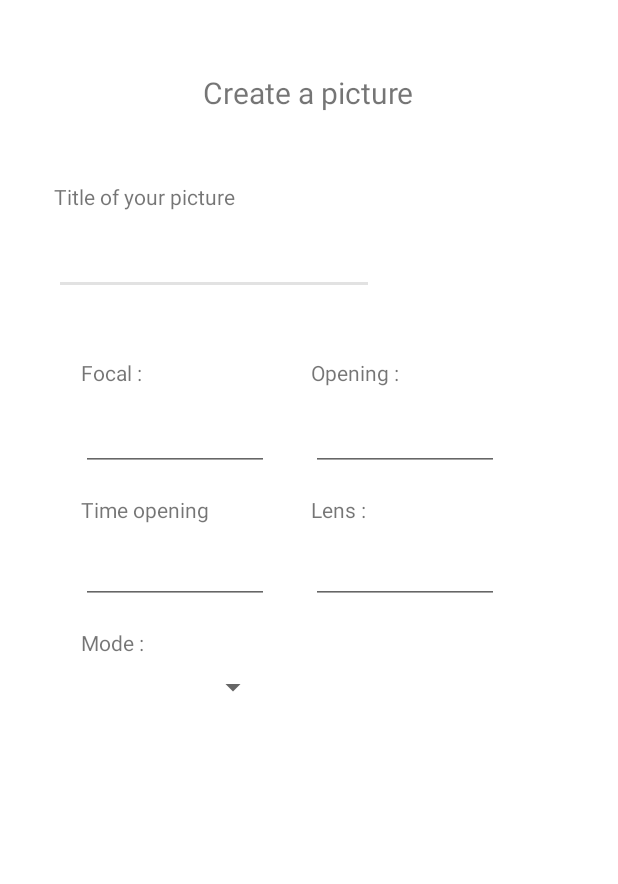
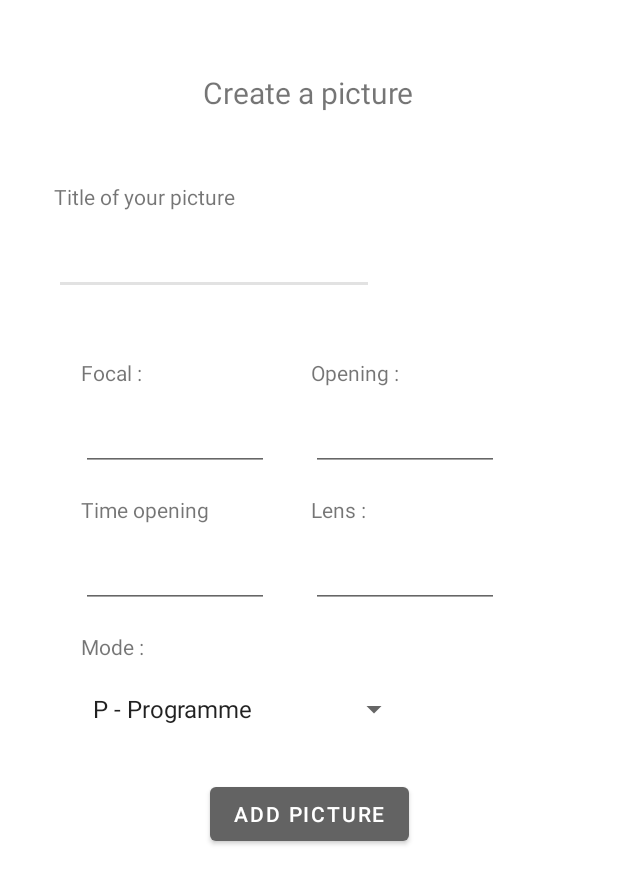
Before and after one commit to Arthur150/FDBSilverFilm, an Android app: the screen it shows after launch (AddPictureActivity), on a phone screen of 412 x 824 dp. Shown: the top 884 px of the screen. Run offline under Robolectric (Android 15) with nearby library versions, the phone set to English and light mode, and no system bars; our stand-ins replace Room's generated code.

Commit message:
Add spinner and find view

```diff
--- a/app/src/main/java/com/example/fdbsilverfilm/view/AddPictureActivity.kt
+++ b/app/src/main/java/com/example/fdbsilverfilm/view/AddPictureActivity.kt
@@ -2,11 +2,36 @@ package com.example.fdbsilverfilm.view
 
 import androidx.appcompat.app.AppCompatActivity
 import android.os.Bundle
+import android.widget.ArrayAdapter
+import android.widget.Button
+import android.widget.EditText
+import android.widget.Spinner
 import com.example.fdbsilverfilm.R
 
 class AddPictureActivity : AppCompatActivity() {
     override fun onCreate(savedInstanceState: Bundle?) {
         super.onCreate(savedInstanceState)
         setContentView(R.layout.activity_add_picture)
+
+
+        val focal = findViewById<EditText>(R.id.addPictureFocal)
+        val lens = findViewById<EditText>(R.id.addPictureLens)
+        val modeSpinner = findViewById<Spinner>(R.id.addPictureMode)
+        val opening = findViewById<EditText>(R.id.addPictureOpening)
+        val time = findViewById<EditText>(R.id.addPictureTime)
+        val title = findViewById<EditText>(R.id.addPictureTitle)
+
+        val button = findViewById<Button>(R.id.addPictureButton)
+
+
+
+        ArrayAdapter.createFromResource(
+            this,
+            R.array.picture_mode,
+            android.R.layout.simple_spinner_item
+        ).also { adapter ->
+            adapter.setDropDownViewResource(android.R.layout.simple_spinner_dropdown_item)
+            modeSpinner.adapter = adapter
+        }
     }
 }
--- a/app/src/main/res/layout/activity_add_picture.xml
+++ b/app/src/main/res/layout/activity_add_picture.xml
@@ -54,6 +54,7 @@
     </androidx.constraintlayout.widget.ConstraintLayout>
 
     <androidx.constraintlayout.widget.ConstraintLayout
+        android:id="@+id/constraintLayout3"
         android:layout_width="0dp"
         android:layout_height="280dp"
         android:layout_marginTop="16dp"
@@ -123,6 +124,7 @@
             android:layout_marginTop="8dp"
             android:ems="10"
             android:inputType="number"
+            android:minHeight="48dp"
             app:layout_constraintStart_toStartOf="@+id/addPictureTimeLabel"
             app:layout_constraintTop_toBottomOf="@+id/addPictureTimeLabel" />
 
@@ -142,14 +144,16 @@
             android:layout_marginTop="8dp"
             android:ems="10"
             android:inputType="number"
+            android:minHeight="48dp"
             app:layout_constraintStart_toStartOf="@+id/textView3"
             app:layout_constraintTop_toBottomOf="@+id/textView3" />
 
         <Spinner
             android:id="@+id/addPictureMode"
-            android:layout_width="125dp"
+            android:layout_width="wrap_content"
             android:layout_height="wrap_content"
             android:layout_marginTop="8dp"
+            android:minHeight="48dp"
             app:layout_constraintStart_toStartOf="@+id/addPictureModeLabel"
             app:layout_constraintTop_toBottomOf="@+id/addPictureModeLabel" />
 
@@ -165,5 +169,15 @@
 
     </androidx.constraintlayout.widget.ConstraintLayout>
 
+    <Button
+        android:id="@+id/addPictureButton"
+        android:layout_width="wrap_content"
+        android:layout_height="wrap_content"
+        android:layout_marginTop="16dp"
+        android:text="@string/add_picture"
+        app:layout_constraintEnd_toEndOf="parent"
+        app:layout_constraintStart_toStartOf="parent"
+        app:layout_constraintTop_toBottomOf="@+id/constraintLayout3" />
+
 
 </androidx.constraintlayout.widget.ConstraintLayout>
--- a/app/src/main/res/values/strings.xml
+++ b/app/src/main/res/values/strings.xml
@@ -31,4 +31,18 @@
     <string name="camera_configuration">Camera configuration</string>
     <string name="focal">Focal</string>
     <string name="opening">Opening</string>
+    <string name="add_picture">Add picture</string>
+
+
+    <string name="mode_picture_p">P - Programme </string>
+    <string name="mode_picture_a">A - Priority to Opening</string>
+    <string name="mode_picture_s">S - Speed priority</string>
+    <string name="mode_picture_m">M - Manual mode</string>
+
+    <string-array name="picture_mode">
+        <item>@string/mode_picture_p</item>
+        <item>@string/mode_picture_a</item>
+        <item>@string/mode_picture_s</item>
+        <item>@string/mode_picture_m</item>
+    </string-array>
 </resources>
```
